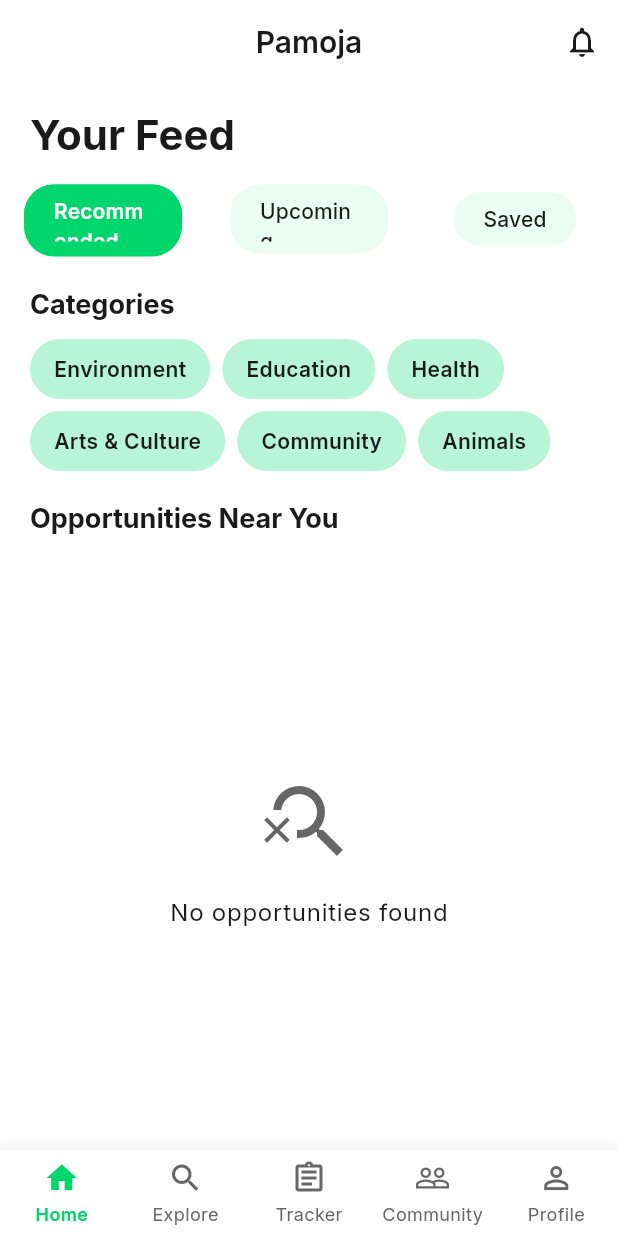
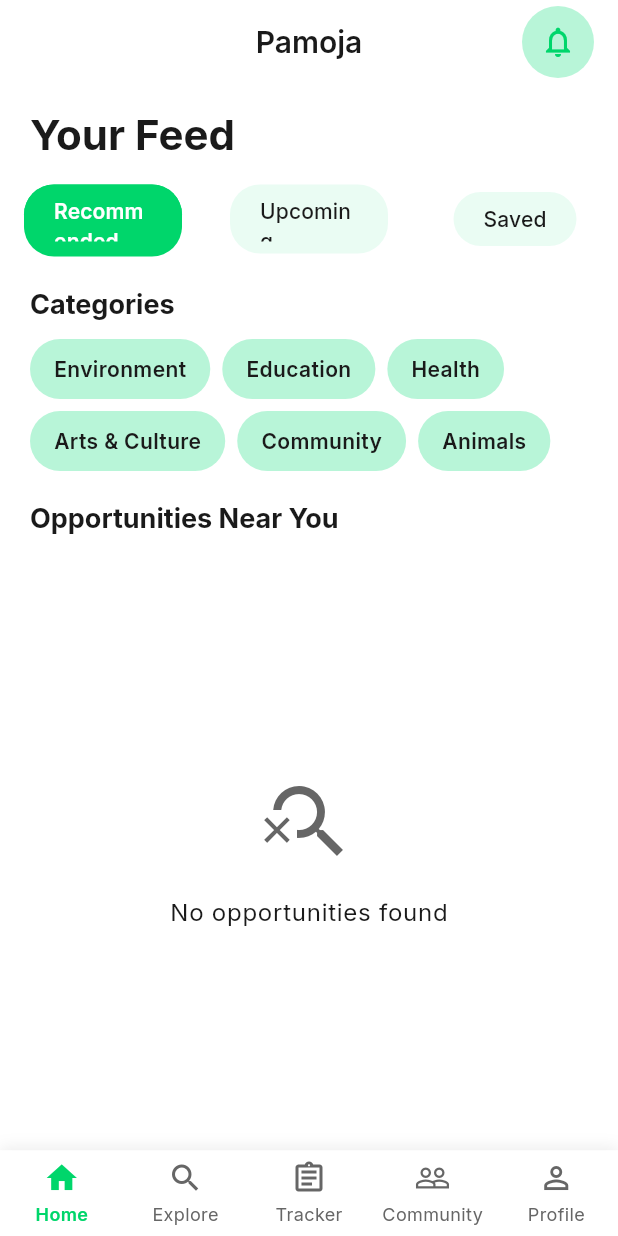
Before and after one commit to lilalajemima/pamoja, a Flutter app: the HomeScreen screen opened by its route, on a phone screen of 412 x 824 dp. Run offline on Flutter 3.47's test engine with Material 3 defaults, Android fonts, the phone set to English and light mode, and no system bars; our stand-ins replace cached_network_image, cloud_firestore, equatable, firebase_auth, firebase_core, flutter_bloc and 5 more; accounts and stored records are empty.

Commit message:
Fixed Pamoja

```diff
--- a/lib/main.dart
+++ b/lib/main.dart
@@ -12,6 +12,7 @@ import 'presentation/blocs/tracker/tracker_bloc.dart';
 import 'presentation/blocs/community/community_bloc.dart';
 import 'presentation/blocs/admin_opportunities/admin_opportunities_bloc.dart';
 import 'presentation/blocs/theme/theme_cubit.dart';
+import 'presentation/blocs/notifications/notifications_bloc.dart'; // ADDED
 
 void main() async {
   WidgetsFlutterBinding.ensureInitialized();
@@ -39,6 +40,7 @@ class MyApp extends StatelessWidget {
         BlocProvider(create: (_) => CommunityBloc()),
         BlocProvider(create: (_) => AdminOpportunitiesBloc()),
         BlocProvider(create: (_) => ThemeCubit()),
+        BlocProvider(create: (_) => NotificationsBloc()), // ADDED
       ],
       child: BlocBuilder<ThemeCubit, bool>(
         builder: (context, isDarkMode) {
--- a/lib/presentation/screens/home/home_screen.dart
+++ b/lib/presentation/screens/home/home_screen.dart
@@ -4,6 +4,7 @@ import 'package:go_router/go_router.dart';
 import '../../../core/theme/app_theme.dart';
 import '../../blocs/opportunities/opportunities_bloc.dart';
 import '../../widgets/category_chip.dart';
+import '../../widgets/notification_button.dart'; // ADDED
 
 class HomeScreen extends StatefulWidget {
   const HomeScreen({super.key});
@@ -40,21 +41,14 @@ class _HomeScreenState extends State<HomeScreen> with SingleTickerProviderStateM
     final isDarkMode = Theme.of(context).brightness == Brightness.dark;
 
     return Scaffold(
-      backgroundColor: Theme.of(context).scaffoldBackgroundColor, // FIXED
+      backgroundColor: Theme.of(context).scaffoldBackgroundColor,
       appBar: AppBar(
         title: const Text('Pamoja'),
         centerTitle: true,
-        backgroundColor: Theme.of(context).appBarTheme.backgroundColor, // FIXED
+        backgroundColor: Theme.of(context).appBarTheme.backgroundColor,
         elevation: 0,
-        actions: [
-          IconButton(
-            icon: const Icon(Icons.notifications_outlined),
-            onPressed: () {
-              ScaffoldMessenger.of(context).showSnackBar(
-                const SnackBar(content: Text('Notifications coming soon!')),
-              );
-            },
-          ),
+        actions: const [
+          NotificationButton(), // UPDATED: Use the reusable widget
         ],
       ),
       body: Column(
@@ -74,11 +68,11 @@ class _HomeScreenState extends State<HomeScreen> with SingleTickerProviderStateM
 
           // Tabs
           Container(
-            color: Theme.of(context).scaffoldBackgroundColor, // FIXED
+            color: Theme.of(context).scaffoldBackgroundColor,
             child: TabBar(
               controller: _tabController,
-              labelColor: isDarkMode ? AppTheme.darkBackground : Colors.white, // FIXED
-              unselectedLabelColor: isDarkMode ? AppTheme.lightText : AppTheme.darkText, // FIXED
+              labelColor: isDarkMode ? AppTheme.darkBackground : Colors.white,
+              unselectedLabelColor: isDarkMode ? AppTheme.lightText : AppTheme.darkText,
               indicatorSize: TabBarIndicatorSize.label,
               indicator: BoxDecoration(
                 borderRadius: BorderRadius.circular(20),
@@ -338,10 +332,10 @@ class _OpportunityCompactCard extends StatelessWidget {
       onTap: onTap,
       child: Container(
         decoration: BoxDecoration(
-          color: Theme.of(context).cardColor, // FIXED
+          color: Theme.of(context).cardColor,
           borderRadius: BorderRadius.circular(12),
           border: Border.all(
-            color: isDarkMode ? AppTheme.darkBorder : AppTheme.lightGray, // FIXED
+            color: isDarkMode ? AppTheme.darkBorder : AppTheme.lightGray,
             width: 1,
           ),
         ),
@@ -386,7 +380,7 @@ class _OpportunityCompactCard extends StatelessWidget {
               height: 120,
               width: double.infinity,
               decoration: BoxDecoration(
-                color: isDarkMode ? AppTheme.darkCard : AppTheme.lightGray, // FIXED
+                color: isDarkMode ? AppTheme.darkCard : AppTheme.lightGray,
                 borderRadius: const BorderRadius.vertical(
                   bottom: Radius.circular(12),
                 ),
--- /dev/null
+++ b/lib/presentation/widgets/notification_button.dart
@@ -0,0 +1,66 @@
+import 'package:flutter/material.dart';
+import 'package:flutter_bloc/flutter_bloc.dart';
+import 'package:go_router/go_router.dart';
+import '../../core/theme/app_theme.dart';
+import '../blocs/notifications/notifications_bloc.dart';
+
+class NotificationButton extends StatelessWidget {
+  const NotificationButton({super.key});
+
+  @override
+  Widget build(BuildContext context) {
+    return BlocBuilder<NotificationsBloc, NotificationsState>(
+      builder: (context, state) {
+        final unreadCount = state is NotificationsLoaded ? state.unreadCount : 0;
+
+        return Stack(
+          children: [
+            Container(
+              margin: const EdgeInsets.only(right: 16),
+              decoration: BoxDecoration(
+                color: AppTheme.lightGreen,
+                shape: BoxShape.circle,
+              ),
+              child: IconButton(
+                icon: const Icon(
+                  Icons.notifications_outlined,
+                  color: AppTheme.primaryGreen,
+                ),
+                onPressed: () {
+                  // Load notifications when button is pressed
+                  context.read<NotificationsBloc>().add(LoadNotifications());
+                  context.push('/notifications');
+                },
+              ),
+            ),
+            if (unreadCount > 0)
+              Positioned(
+                right: 16,
+                top: 8,
+                child: Container(
+                  padding: const EdgeInsets.all(4),
+                  decoration: const BoxDecoration(
+                    color: Colors.red,
+                    shape: BoxShape.circle,
+                  ),
+                  constraints: const BoxConstraints(
+                    minWidth: 16,
+                    minHeight: 16,
+                  ),
+                  child: Text(
+                    unreadCount > 9 ? '9+' : unreadCount.toString(),
+                    style: const TextStyle(
+                      color: Colors.white,
+                      fontSize: 10,
+                      fontWeight: FontWeight.bold,
+                    ),
+                    textAlign: TextAlign.center,
+                  ),
+                ),
+              ),
+          ],
+        );
+      },
+    );
+  }
+}
```
Also changed, not shown: lib/presentation/screens/tracker/tracker_screen.dart (+39 -3 lines).
